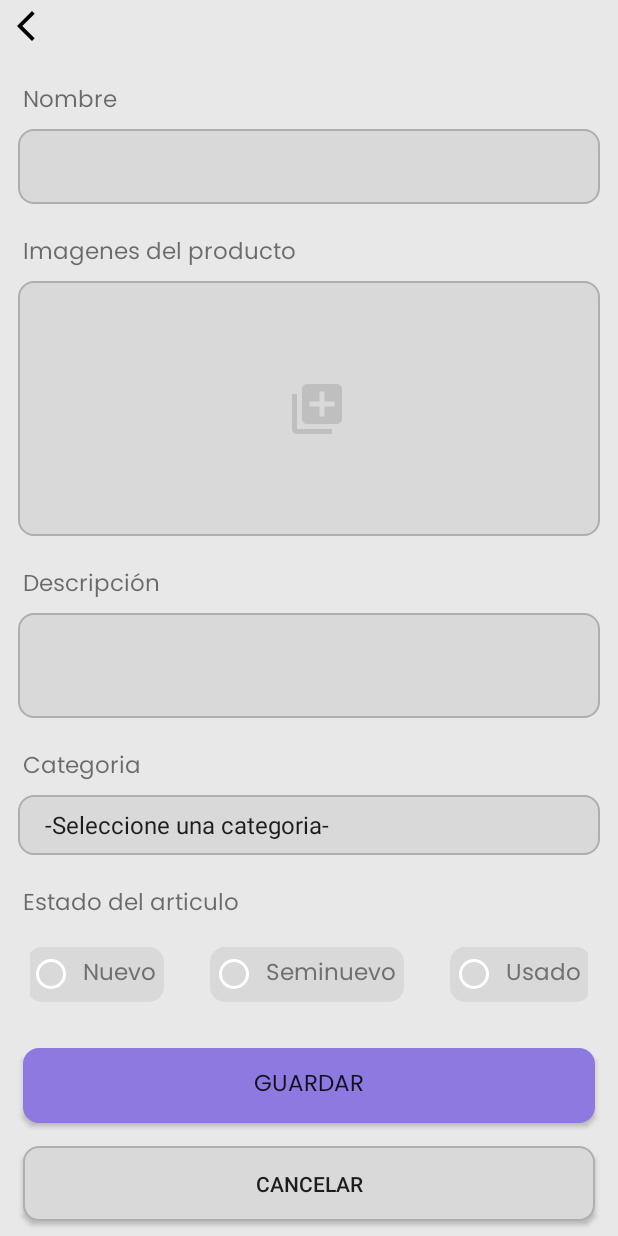
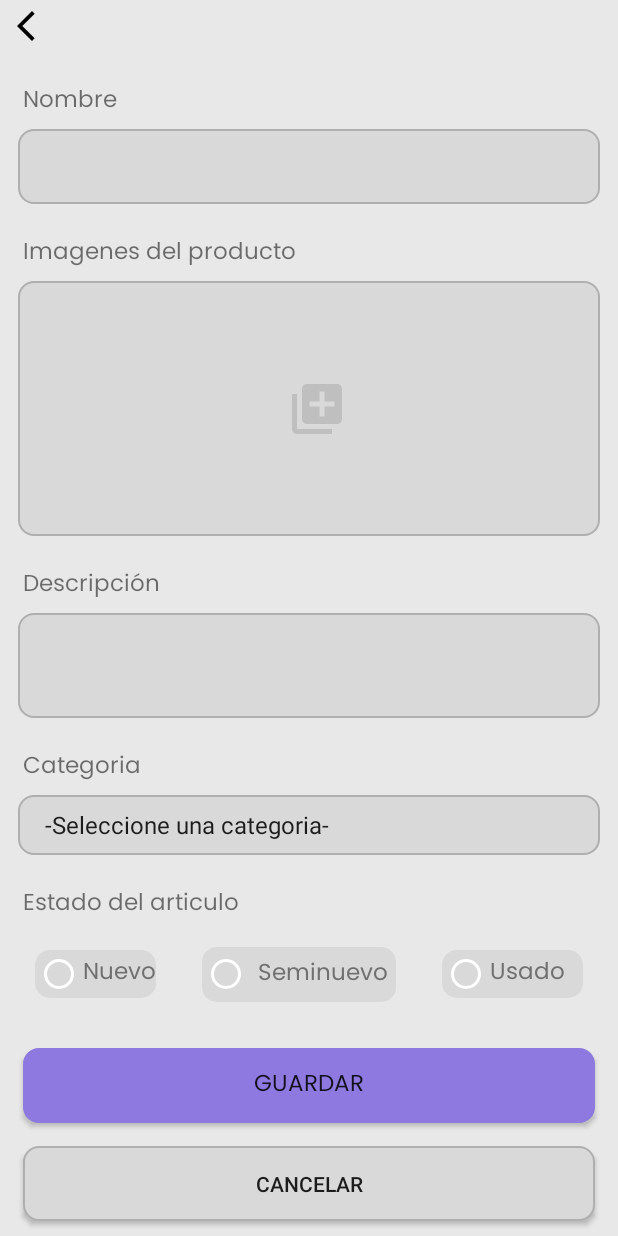
Before and after one commit to JoseHernann/IntercambiosUANL, an Android app: the FormsActivity screen opened directly, with no data from a screen before it, after a tap on "GUARDAR", on a phone screen of 412 x 824 dp. Run offline under Robolectric (Android 15) with nearby library versions, the phone set to English and light mode, and no system bars; our stand-ins replace Firebase (no records; nobody signed in at launch, a user with empty details on screens opened directly); 2 other taps on this screen came first.

Commit message:
Se termina el formulario para agregar productos
Se conecta con firebase y firestorage el formulario las imagenes de cada subida de producto estan en una carpeta que se crea con el Id del documento de firestore

```diff
--- a/app/build.gradle
+++ b/app/build.gradle
@@ -38,6 +38,7 @@ android {
 
 dependencies {
     implementation 'androidx.core:core-ktx:1.10.0'
+    implementation 'com.google.firebase:firebase-storage-ktx:20.1.0'
     def activity_version = "1.3.0-beta02"
     implementation 'androidx.core:core-ktx:1.10.0'
     implementation 'androidx.appcompat:appcompat:1.6.1'
--- a/app/src/main/java/com/aleor/exchangesapp/activities/FormsActivity.kt
+++ b/app/src/main/java/com/aleor/exchangesapp/activities/FormsActivity.kt
@@ -18,10 +18,15 @@ import androidx.recyclerview.widget.GridLayoutManager
 import androidx.recyclerview.widget.RecyclerView
 import com.aleor.exchangesapp.R
 import com.aleor.exchangesapp.databinding.ActivityFormsBinding
-import com.aleor.exchangesapp.models.Client
 import com.aleor.exchangesapp.models.Products
 import com.aleor.exchangesapp.providers.ClientProvider
 import com.bumptech.glide.Glide
+import com.google.firebase.auth.FirebaseAuth
+import com.google.firebase.firestore.FieldValue
+import com.google.firebase.firestore.ktx.firestore
+import com.google.firebase.ktx.Firebase
+import com.google.firebase.storage.FirebaseStorage
+import com.google.firebase.storage.ktx.storage
 
 
 class FormsActivity : AppCompatActivity() {
@@ -29,11 +34,24 @@ class FormsActivity : AppCompatActivity() {
     private lateinit var imageRV: RecyclerView
     private lateinit var imageAdapter: ImageAdapter
     private var imagesSelected = false
+    var imagesGlobal = mutableListOf<Uri>()
+
+
     private val clientProvider = ClientProvider()
+    private val myAuth = FirebaseAuth.getInstance()
+    private val db = Firebase.firestore
+    private val products = db.collection("Products")
+    private val newProductRef = products.document()
+    val storage = Firebase.storage
+    val productosStorageRef = storage.reference.child("productos")
+    val newProductId = newProductRef.id
 
-    var canSave: Boolean = true
-    private var state: String = ""
-    var category: String = ""
+
+    private var state: String = "none"
+    private var category: String = ""
+    private var isLoading:Boolean = false
+    private var name:String = ""
+    private var description:String = ""
 
 
     override fun onCreate(savedInstanceState: Bundle?) {
@@ -41,24 +59,26 @@ class FormsActivity : AppCompatActivity() {
 
         binding = ActivityFormsBinding.inflate(layoutInflater)
         setContentView(binding.root)
-
-       val grupEstado = binding.grupEstado
-        grupEstado.setOnCheckedChangeListener{
-            grup, checkedId ->
-            state = when(checkedId) {
-                R.id.radioNuevo -> "Nuevo"
-                R.id.radioUsado -> "Usado"
-                R.id.radioSeminuevo -> "Seminuevo"
-                else -> ""
-            }
-        }
-
-        //ESTO SE PODRIA MODIFICAR CREO
+        /*BOTONES PARA REGRESAR A HOME*/
         binding.back.setOnClickListener{
             backToHome()
         }
         binding.btnCancelar.setOnClickListener {
             backToHome()
+        }
+        binding.btnGuardar.setOnClickListener{
+            saveProduct()
+        }
+
+       val grupEstado = binding.grupEstado
+        grupEstado.setOnCheckedChangeListener{
+                _, checkedId ->
+            state = when(checkedId) {
+                R.id.radioNuevo -> "Nuevo"
+                R.id.radioUsado -> "Usado"
+                R.id.radioSeminuevo -> "Seminuevo"
+                else -> "none"
+            }
         }
 
         val spinner: Spinner = binding.listCat
@@ -70,76 +90,45 @@ class FormsActivity : AppCompatActivity() {
             adapter.setDropDownViewResource(android.R.layout.simple_spinner_dropdown_item)
             spinner.adapter = adapter
         }
-
         //listener del dropDown
         spinner.onItemSelectedListener = object : AdapterView.OnItemSelectedListener {
             override fun onItemSelected(parent: AdapterView<*>, view: View?, position: Int, id: Long) {
                category = parent.getItemAtPosition(position) as String
-                canSave = true
             }
             override fun onNothingSelected(parent: AdapterView<*>) {
-                canSave = false
             }
         }
 
-        binding.btnGuardar.setOnClickListener{
-            if(canSave) {
-                saveProduct()
-
+        //im
+        setupImageRecyclerView()
+        requestGalleryPermission()
+        setupPickImageButton()
     }
-            else{
-                println("NO SE PUEDE GUARDAR")
-            }
-        }
-
-
-        imageRV = findViewById(R.id.imageRV)
-        imageAdapter = ImageAdapter()
-
-        val layoutManager = GridLayoutManager(this, 3)
-        imageRV.layoutManager = layoutManager
-        imageRV.adapter = imageAdapter
-
-        //Solicitar permiso para la galeria
-        if (ContextCompat.checkSelfPermission(this, Manifest.permission.READ_EXTERNAL_STORAGE)
-            != PackageManager.PERMISSION_GRANTED
-        ) {
-            // El permiso no ha sido otorgado
-            ActivityCompat.requestPermissions(
-                this,
-                arrayOf(Manifest.permission.READ_EXTERNAL_STORAGE),
-                1
-            )
-        }
-
-        // Asignar listener del botón para seleccionar imágenes
-        binding.pickImage.setOnClickListener {
-            if (ContextCompat.checkSelfPermission(this, Manifest.permission.READ_EXTERNAL_STORAGE)
-                == PackageManager.PERMISSION_GRANTED
-            ) {
-                pickImages.launch("image/*")
+    private fun showLoader(isLoading: Boolean) {
+        val loader = binding.loader // O progressDialog en su caso
+        if (isLoading) {
+            loader.visibility = View.VISIBLE
         } else {
-                // El permiso no ha sido otorgado
-                ActivityCompat.requestPermissions(
-                    this,
-                    arrayOf(Manifest.permission.READ_EXTERNAL_STORAGE),
-                    1
-                )
-            }
+            loader.visibility = View.GONE
         }
     }
 
     private fun saveProduct() {
-        val name = binding.etProductName.text.toString()
-        val description = binding.etDescription.text.toString()
+        showLoader(true)
+        name = binding.etProductName.text.toString()
+        description = binding.etDescription.text.toString()
 
-        val product = Products(
-            name = name,
-            category = category,
-            description = description,
-            sate = state
+        val userEmail = myAuth.currentUser?.email
+        val newProduct = hashMapOf(
+            "name" to name,
+            "description" to description,
+            "category" to category,
+            "state" to state,
+            "userEmail" to userEmail
         )
-        clientProvider.create(product).addOnCompleteListener {
+
+        if(name != "" && description != "" && category != "-Seleccione una categoria-" && state != "none"){
+            newProductRef.set(newProduct).addOnCompleteListener {
                 if(it.isSuccessful){
                     Toast.makeText(this@FormsActivity, "Registro exitoso", Toast.LENGTH_SHORT).show()
                     backToHome()
@@ -150,6 +139,24 @@ class FormsActivity : AppCompatActivity() {
                 }
             }
         }
+        else{
+            Toast.makeText(this@FormsActivity, "No puedes tener campos vacios", Toast.LENGTH_SHORT).show()
+        }
+        for (i in imagesGlobal.indices) {
+            val storageRef = FirebaseStorage.getInstance().reference.child("${newProductId}/${imagesGlobal[i].lastPathSegment}")
+            val uploadTask = storageRef.putFile(imagesGlobal[i])
+            uploadTask.addOnSuccessListener {
+                val downloadUrl = it.metadata?.reference?.downloadUrl.toString()
+                // Aquí puedes almacenar la URL de descarga en la base de datos de Firestore o Realtime Database
+                // Por ejemplo, aquí lo almacenaremos en un campo "imageUrls" en el documento del producto
+                db.collection("products").document(newProductId).update("imageUrls", FieldValue.arrayUnion(downloadUrl))
+            }.addOnFailureListener {
+                // La imagen no se ha podido cargar en Firebase Storage
+            }
+        }
+        showLoader(false)
+    }
+
     private fun backToHome(){
         val intent =  Intent(this, HomeActivity::class.java)
         startActivity(intent)
@@ -158,9 +165,37 @@ class FormsActivity : AppCompatActivity() {
     //Seleccion de imagenes
     private val pickImages =
         registerForActivityResult(ActivityResultContracts.GetMultipleContents()) { uris ->
-            imageAdapter.addImages(uris)
+            (binding.imageRV.adapter as ImageAdapter).addImages(uris)
             imagesSelected = true
-            binding.pickImage.visibility = View.GONE
+            binding.pickImage.visibility = View.GONE }
+
+    private fun setupImageRecyclerView() {
+        binding.imageRV.apply {
+            layoutManager = GridLayoutManager(context, 3)
+            adapter = ImageAdapter()
+        }
+    }
+    private fun requestGalleryPermission() {
+        if (ContextCompat.checkSelfPermission(this, Manifest.permission.READ_EXTERNAL_STORAGE)
+            != PackageManager.PERMISSION_GRANTED
+        ) {
+            ActivityCompat.requestPermissions(
+                this,
+                arrayOf(Manifest.permission.READ_EXTERNAL_STORAGE),
+                1
+            )
+        }
+    }
+    private fun setupPickImageButton() {
+        binding.pickImage.setOnClickListener {
+            if (ContextCompat.checkSelfPermission(this, Manifest.permission.READ_EXTERNAL_STORAGE)
+                == PackageManager.PERMISSION_GRANTED
+            ) {
+                pickImages.launch("image/*")
+            } else {
+                requestGalleryPermission()
+            }
+        }
     }
 
     override fun onRequestPermissionsResult(
@@ -170,28 +205,28 @@ class FormsActivity : AppCompatActivity() {
     ) {
         super.onRequestPermissionsResult(requestCode, permissions, grantResults)
         if (requestCode == 1 && grantResults.isNotEmpty() && grantResults[0] == PackageManager.PERMISSION_GRANTED) {
-            // El permiso ha sido otorgado, asignar listener del botón para seleccionar imágenes
-            binding.pickImage.setOnClickListener {
-                pickImages.launch("image/*")
-            }
+            setupPickImageButton()
         } else {
-            // El permiso no ha sido otorgado
             Toast.makeText(this@FormsActivity, "Permiso denegado", Toast.LENGTH_SHORT).show()
         }
     }
 
-    class ImageAdapter : RecyclerView.Adapter<ImageAdapter.ImageViewHolder>() {
-        private val images = mutableListOf<Uri>()
+    inner class ImageAdapter : RecyclerView.Adapter<ImageAdapter.ImageViewHolder>() {
+        private var images = mutableListOf<Uri>()
 
         fun addImages(uris: List<Uri>) {
             images.addAll(uris)
+            imagesGlobal = uris as MutableList<Uri>
+            /*println("IMAGEN: $imagesGlobal")*/
             notifyDataSetChanged()
         }
 
         override fun onCreateViewHolder(parent: ViewGroup, viewType: Int): ImageViewHolder {
-            val view = LayoutInflater.from(parent.context).inflate(R.layout.image_item, parent, false)
-            return ImageViewHolder(view)
+            return with(LayoutInflater.from(parent.context).inflate(R.layout.image_item, parent, false)) {
+                ImageViewHolder(this, newProductId)
             }
+        }
+
 
         override fun onBindViewHolder(holder: ImageViewHolder, position: Int) {
             val imageUri = images[position]
@@ -200,13 +235,13 @@ class FormsActivity : AppCompatActivity() {
 
         override fun getItemCount(): Int = images.size
 
-        class ImageViewHolder(itemView: View) : RecyclerView.ViewHolder(itemView) {
+        inner class ImageViewHolder(itemView: View, private val newProductId: String) : RecyclerView.ViewHolder(itemView){
             private val imageView: ImageView = itemView.findViewById(R.id.imageView)
 
              fun bind(imageUri: Uri) {
-                // Carga la imagen en el ImageView usando Glide o Picasso
                 Glide.with(itemView.context).load(imageUri).into(imageView)
             }
       }
     }
+
 }
--- a/app/src/main/java/com/aleor/exchangesapp/models/Products.kt
+++ b/app/src/main/java/com/aleor/exchangesapp/models/Products.kt
@@ -6,7 +6,8 @@ data class Products(
     val name: String? = null,
     val description: String? = null,
     val category: String? = null,
-    val sate: String? = null
+    val sate: String? = null,
+    val userEmail:String? = null
 ){
 
     fun toJson() = klaxon.toJsonString(this)
--- a/app/src/main/java/com/aleor/exchangesapp/providers/ClientProvider.kt
+++ b/app/src/main/java/com/aleor/exchangesapp/providers/ClientProvider.kt
@@ -8,16 +8,8 @@ import com.google.firebase.firestore.ktx.firestore
 import com.google.firebase.ktx.Firebase
 
 class ClientProvider {
-
     private val clientsCollection = Firebase.firestore.collection("Clients")
-    private val productCollection = Firebase.firestore.collection("Products")
     fun create(client: Client): Task<Void> {
         return clientsCollection.document(client.id!!).set(client)
     }
-
-    fun create(product: Products): Task<DocumentReference> {
-        return productCollection.add(product)
-    }
-
-
 }
--- a/app/src/main/res/layout/activity_forms.xml
+++ b/app/src/main/res/layout/activity_forms.xml
@@ -12,6 +12,7 @@
             android:orientation="vertical"
 
             >
+
             <ImageButton
                 android:id="@+id/back"
                 android:layout_width="wrap_content"
@@ -78,6 +79,14 @@
                         />
                 </FrameLayout>
 
+            <ProgressBar
+                android:id="@+id/loader"
+                style="?android:attr/progressBarStyle"
+                android:layout_width="match_parent"
+                android:layout_height="77dp"
+                android:visibility="gone"
+                />
+
             <TextView
                 android:id="@+id/tvLabelDescription"
                 style="@style/AppTheme.BasicLabel"
@@ -125,22 +134,23 @@
                 android:orientation="horizontal"
                 android:gravity="center"
                 android:layout_gravity="center"
-                android:paddingRight="20dp"
-                android:paddingLeft="20dp"
+                android:paddingEnd="20dp"
+                android:paddingStart="20dp"
                 android:textAlignment="center"
                 >
 
                 <RadioButton
                     android:id="@+id/radioNuevo"
                     style="@style/AppTheme.SelectableButon"
-                    android:layout_width="wrap_content"
+                    android:layout_width="match_parent"
                     android:layout_height="wrap_content"
                     android:text="Nuevo"
                     android:textAlignment="center"
                     android:textAllCaps="false"
                     android:textColor="#707070"
                     android:layout_marginBottom="2dp"
-                    android:padding="5dp"
+
+
                     />
 
                 <RadioButton
@@ -164,7 +174,7 @@
                     android:text="Usado  "
                     android:textAllCaps="false"
                     android:textColor="#707070"
-                    android:padding="5dp"/>
+                    />
 
 
             </RadioGroup>
```
Lines whose indentation alone changed are shown as unchanged.
